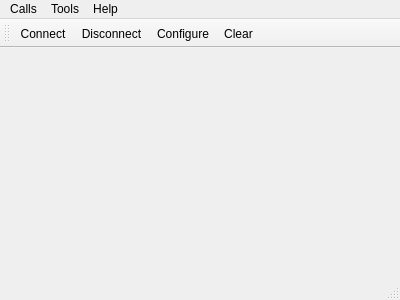
First picture: the form in mainwindow.ui, repository sunbibei/visualizer, before the edit.
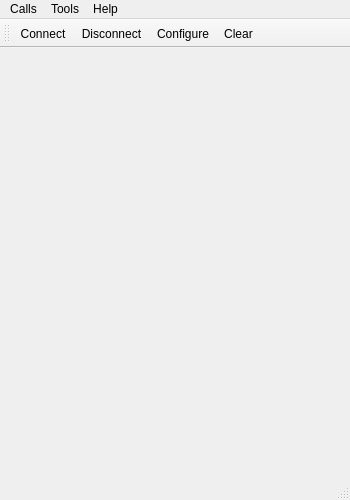
Second picture: the form after the edit. Icons and pictures are not drawn.

What changed in the file:
```diff
--- a/mainwindow.ui
+++ b/mainwindow.ui
@@ -6,8 +6,8 @@
    <rect>
     <x>0</x>
     <y>0</y>
-    <width>400</width>
-    <height>300</height>
+    <width>350</width>
+    <height>500</height>
    </rect>
   </property>
   <property name="windowTitle">
@@ -35,7 +35,7 @@
     <rect>
      <x>0</x>
      <y>0</y>
-     <width>400</width>
+     <width>350</width>
      <height>22</height>
     </rect>
    </property>
```
